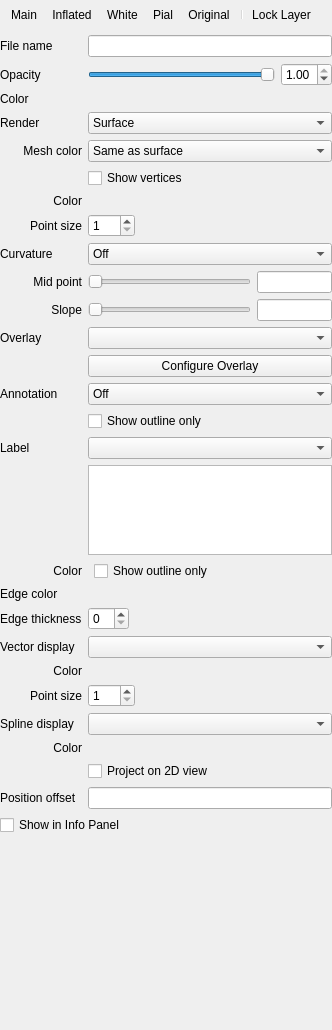
Old version of the form freeview/PanelSurface.ui in the repository freesurfer/freesurfer.
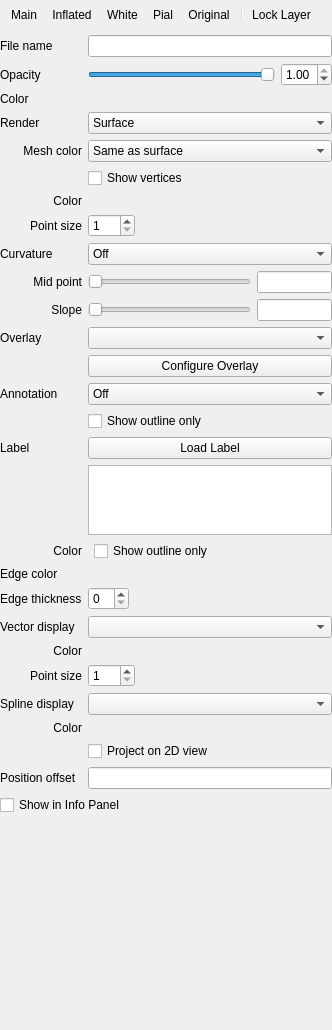
New version of the form. Icons and pictures are not drawn. Custom widgets are drawn as their Qt base class.

Commit message: show multiple surface labels at the same time. auto set edge thickness and offset for inflated surfaces. Auto disable drawing within 5 ~ 250 values at ReconEdit mode. Up/Down arrow keys to change slices etc.

Patch:
```diff
--- a/freeview/PanelSurface.ui
+++ b/freeview/PanelSurface.ui
@@ -423,9 +423,6 @@
         </property>
        </widget>
       </item>
-      <item row="15" column="1">
-       <widget class="QComboBox" name="comboBoxLabel"/>
-      </item>
       <item row="17" column="0">
        <widget class="QLabel" name="labelLabelColor">
         <property name="text">
@@ -680,7 +677,7 @@
         <property name="maximumSize">
          <size>
           <width>16777215</width>
-          <height>90</height>
+          <height>70</height>
          </size>
         </property>
         <property name="rootIsDecorated">
@@ -696,6 +693,13 @@
         </column>
        </widget>
       </item>
+      <item row="15" column="1">
+       <widget class="QPushButton" name="pushButtonLoadLabel">
+        <property name="text">
+         <string>Load Label</string>
+        </property>
+       </widget>
+      </item>
      </layout>
     </item>
     <item>
```
Left out of the diff: 95 changed lines with no effect on the pictures. The commit also changes 10 other files.
